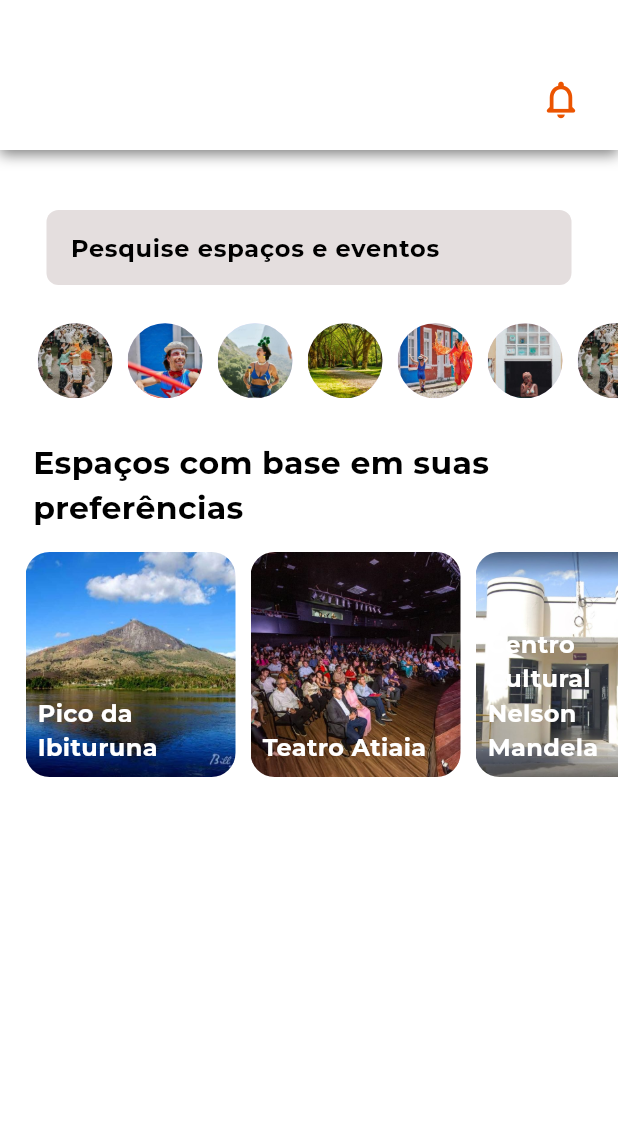
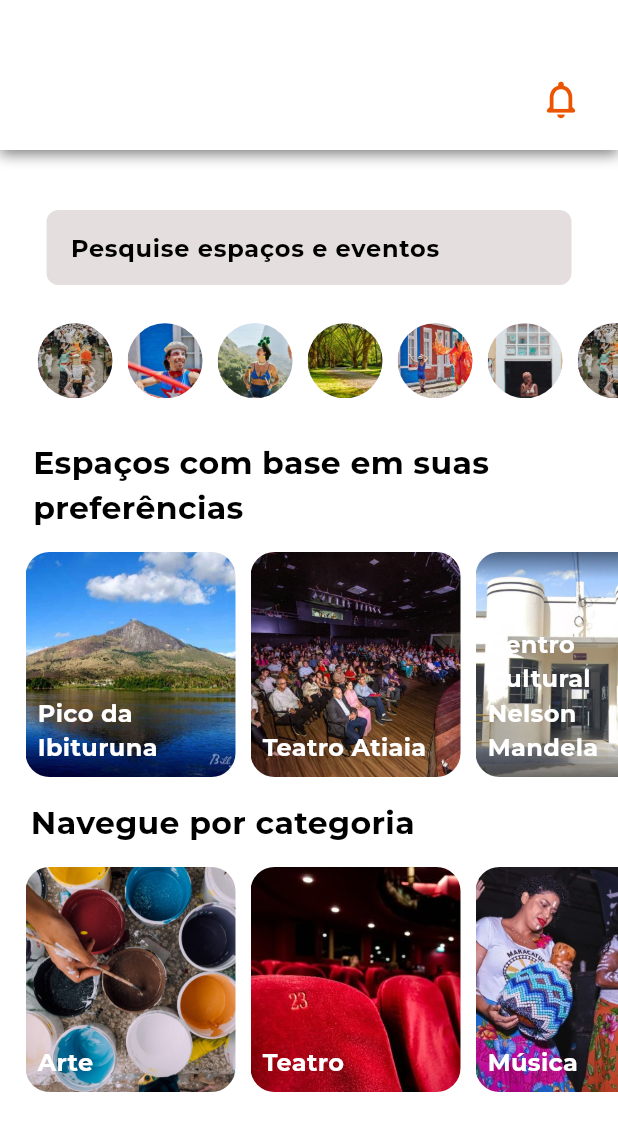
Before and after one commit to jeiel2013/Study_Dart, a Flutter app: the screen it shows after launch, on a phone screen of 412 x 824 dp. Shown: the top 1131 px of the screen. Run offline on Flutter 3.47's test engine with Material 3 defaults, Android fonts, the phone set to English and light mode, and no system bars.

Commit message:
Categoria

```diff
--- a/projeto_explorando/lib/main.dart
+++ b/projeto_explorando/lib/main.dart
@@ -99,6 +99,7 @@ class Home extends StatelessWidget {
                         ),
                       ),
                     ),
+                    // Espaços
                     Padding(
                       padding: const EdgeInsets.only(top: 15),
                       child: Column(
@@ -148,7 +149,49 @@ class Home extends StatelessWidget {
                           )
                         ],
                       ),
-                    )
+                    ),
+                    Padding(
+                      padding: const EdgeInsets.only(top: 15),
+                      child: Column(
+                        children: [
+                          Container(
+                            child: Padding(
+                              padding: const EdgeInsets.only(right: 115),
+                              child: Text(
+                                "Navegue por categoria",
+                                style: TextStyle(
+                                  color: Preto,
+                                  fontFamily: "Montserrat",
+                                  fontWeight: FontWeight.bold,
+                                  fontSize: 21,
+                                ),
+                              ),
+                            ),
+                          ),
+                          SingleChildScrollView(
+                            scrollDirection: Axis.horizontal,
+                            child: Row(
+                              mainAxisAlignment: MainAxisAlignment.spaceEvenly,
+                              children: [
+                                Padding(padding: EdgeInsets.only(left: 12)),
+                                TopicsImg(
+                                  imageUrl: 'assets/arte.jpg',
+                                  texto: 'Arte',
+                                ),
+                                TopicsImg(
+                                  imageUrl: 'assets/teatro.jpg',
+                                  texto: 'Teatro',
+                                ),
+                                TopicsImg(
+                                  imageUrl: 'assets/musica.jpg',
+                                  texto: 'Música',
+                                ),
+                              ],
+                            ),
+                          )
+                        ],
+                      ),
+                    ),
                   ],
                 ),
               ),
```
Also changed, not shown: projeto_explorando/assets/arte.jpg (added), projeto_explorando/assets/musica.jpg (added), projeto_explorando/assets/teatro.jpg (added).
